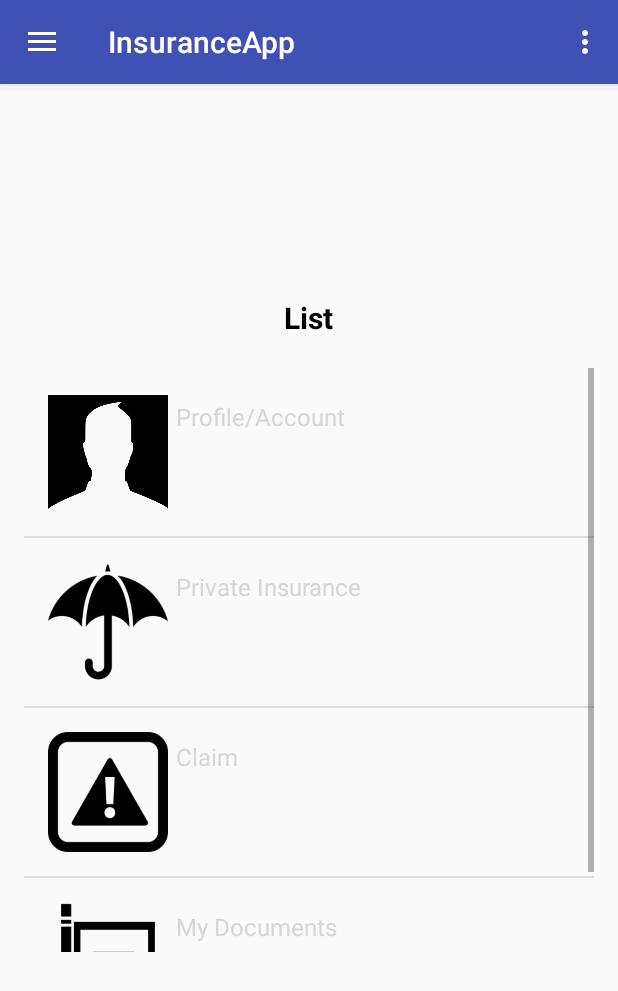
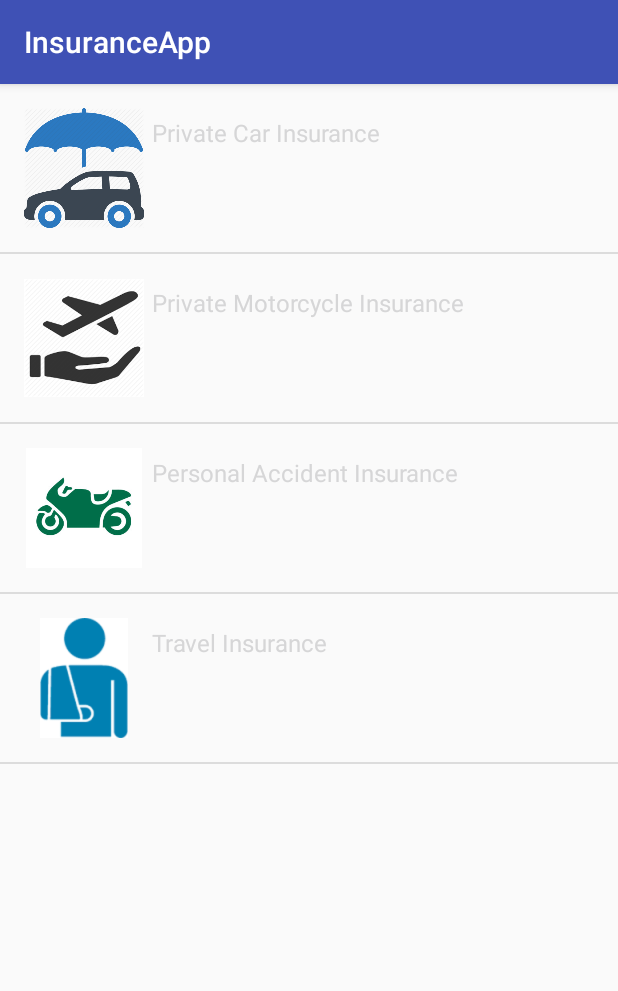
Before and after one commit to mngodolydiah/InsuranceApp, an Android app: the screen it shows after launch (MainActivity before the commit, PrivateInsurance after it), after a tap on "Private Insurance", on a phone screen of 412 x 824 dp. Shown: the top 991 px of the screen. Run offline under Robolectric (Android 15) with nearby library versions, the phone set to English and light mode, and no system bars.

Commit message:
Implemented Private Insurance Page

```diff
--- a/app/src/main/AndroidManifest.xml
+++ b/app/src/main/AndroidManifest.xml
@@ -19,6 +19,7 @@
             </intent-filter>
         </activity>
         <activity android:name=".ListItems" />
+        <activity android:name=".PrivateInsurance"></activity>
     </application>
 
 </manifest>
--- a/app/src/main/java/mng/r/lydia/insuranceapp/MainActivity.java
+++ b/app/src/main/java/mng/r/lydia/insuranceapp/MainActivity.java
@@ -42,6 +42,9 @@ public class MainActivity extends AppCompatActivity
             @Override
             public void onItemClick(AdapterView<?> parent, View view, int position, long id) {
                 Toast.makeText(getApplicationContext(), ListItemsName[position], Toast.LENGTH_LONG).show();
+                if(ListItemsName[position] == "Private Insurance"){
+                    startActivity(new Intent(MainActivity.this, PrivateInsurance.class));
+                }
             }
         });
 
@@ -96,7 +99,7 @@ public class MainActivity extends AppCompatActivity
         if (id == R.id.nav_my_profile) {
             // Handle the camera action
         } else if (id == R.id.nav_private_insurance) {
-
+            startActivity(new Intent(this, PrivateInsurance.class));
         } else if (id == R.id.nav_claims) {
 
         } else if (id == R.id.nav_my_documents) {
--- /dev/null
+++ b/app/src/main/java/mng/r/lydia/insuranceapp/PrivateInsurance.java
@@ -0,0 +1,33 @@
+package mng.r.lydia.insuranceapp;
+
+import android.support.v7.app.AppCompatActivity;
+import android.os.Bundle;
+import android.view.View;
+import android.widget.AdapterView;
+import android.widget.ListView;
+import android.widget.Toast;
+
+public class PrivateInsurance extends AppCompatActivity {
+
+    String[] privateInsuranceList={"Private Car Insurance", "Private Motorcycle Insurance", "Personal Accident Insurance", "Travel Insurance"};
+    Integer[] privateInsuranceImages= {R.drawable.private_car_insurance_icon, R.drawable.travel_insurance_icon, R.drawable.private_motorcycle_insurance_icon, R.drawable.personal_accident_insurance_icon};
+    ListView privateListView;
+    ListAdapter privateListAdapter;
+
+    @Override
+    protected void onCreate(Bundle savedInstanceState) {
+        super.onCreate(savedInstanceState);
+        setContentView(R.layout.activity_private_insurance);
+
+        privateListView = (ListView) findViewById(R.id.privateList);
+        privateListAdapter = new ListAdapter(this, privateInsuranceList, privateInsuranceImages);
+        privateListView.setAdapter(privateListAdapter);
+
+        privateListView.setOnItemClickListener(new AdapterView.OnItemClickListener() {
+            @Override
+            public void onItemClick(AdapterView<?> parent, View view, int position, long id) {
+                Toast.makeText(getApplicationContext(), privateInsuranceList[position], Toast.LENGTH_LONG).show();
+            }
+        });
+    }
+}
--- /dev/null
+++ b/app/src/main/res/layout/activity_private_insurance.xml
@@ -0,0 +1,17 @@
+<?xml version="1.0" encoding="utf-8"?>
+<android.support.constraint.ConstraintLayout xmlns:android="http://schemas.android.com/apk/res/android"
+    xmlns:app="http://schemas.android.com/apk/res-auto"
+    xmlns:tools="http://schemas.android.com/tools"
+    android:layout_width="match_parent"
+    android:layout_height="match_parent"
+    tools:context="mng.r.lydia.insuranceapp.PrivateInsurance">
+    <ListView
+        android:layout_width="match_parent"
+        android:layout_height="match_parent"
+        android:id="@+id/privateList"
+        android:layout_weight="0.79"
+        android:layout_centerVertical="true"
+        android:layout_alignParentLeft="true"
+        android:layout_alignParentStart="true"></ListView>
+
+</android.support.constraint.ConstraintLayout>
--- a/app/src/main/res/layout/content_main.xml
+++ b/app/src/main/res/layout/content_main.xml
@@ -30,7 +30,7 @@
 
     <ListView
         android:layout_width="match_parent"
-        android:layout_height="389dp"
+        android:layout_height="match_parent"
         android:id="@+id/HomeList"
         android:layout_weight="0.79"
         android:layout_centerVertical="true"
```
Also changed, not shown: app/src/main/res/drawable-v21/personal_accident_insurance_icon.png (added), app/src/main/res/drawable-v21/private_car_insurance_icon.png (added), app/src/main/res/drawable-v21/private_motorcycle_insurance_icon.jpg (added), app/src/main/res/drawable-v21/travel_insurance_icon.png (added).
